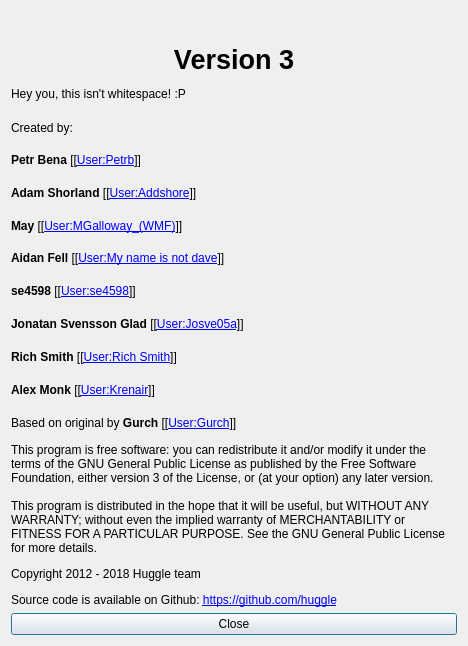
The window that src/huggle_ui/aboutform.ui (huggle/huggle3-qt-lx) describes before a commit, drawn with Qt 5.
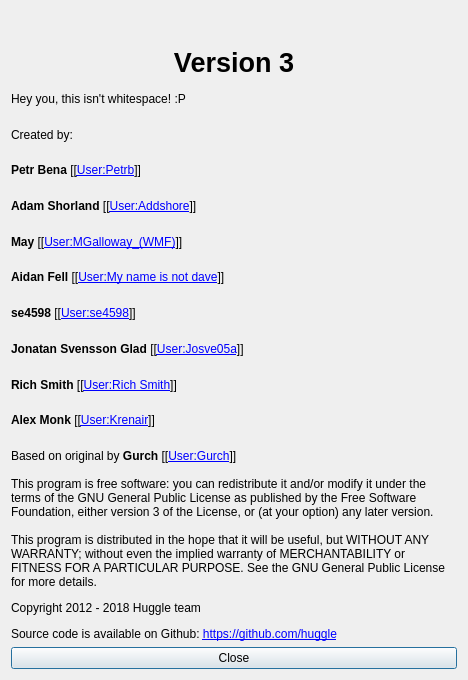
The same window after the commit. Icons and pictures are not drawn.

Commit message: resized about form

```diff
--- a/src/huggle_ui/aboutform.ui
+++ b/src/huggle_ui/aboutform.ui
@@ -7,7 +7,7 @@
     <x>0</x>
     <y>0</y>
     <width>468</width>
-    <height>646</height>
+    <height>680</height>
    </rect>
   </property>
   <property name="sizePolicy">
```
